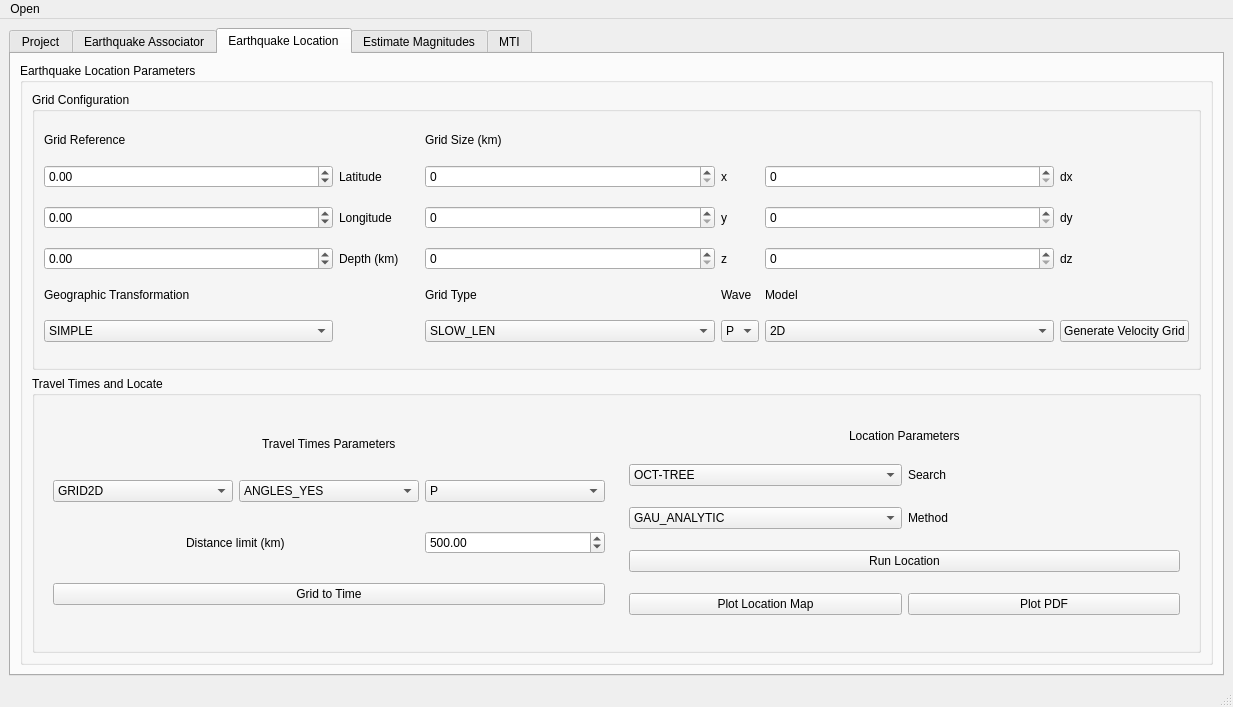
Old version of the form surfquake/resources/designer_uis/loc_flow.ui in the repository rcabdia/SurfQuake.
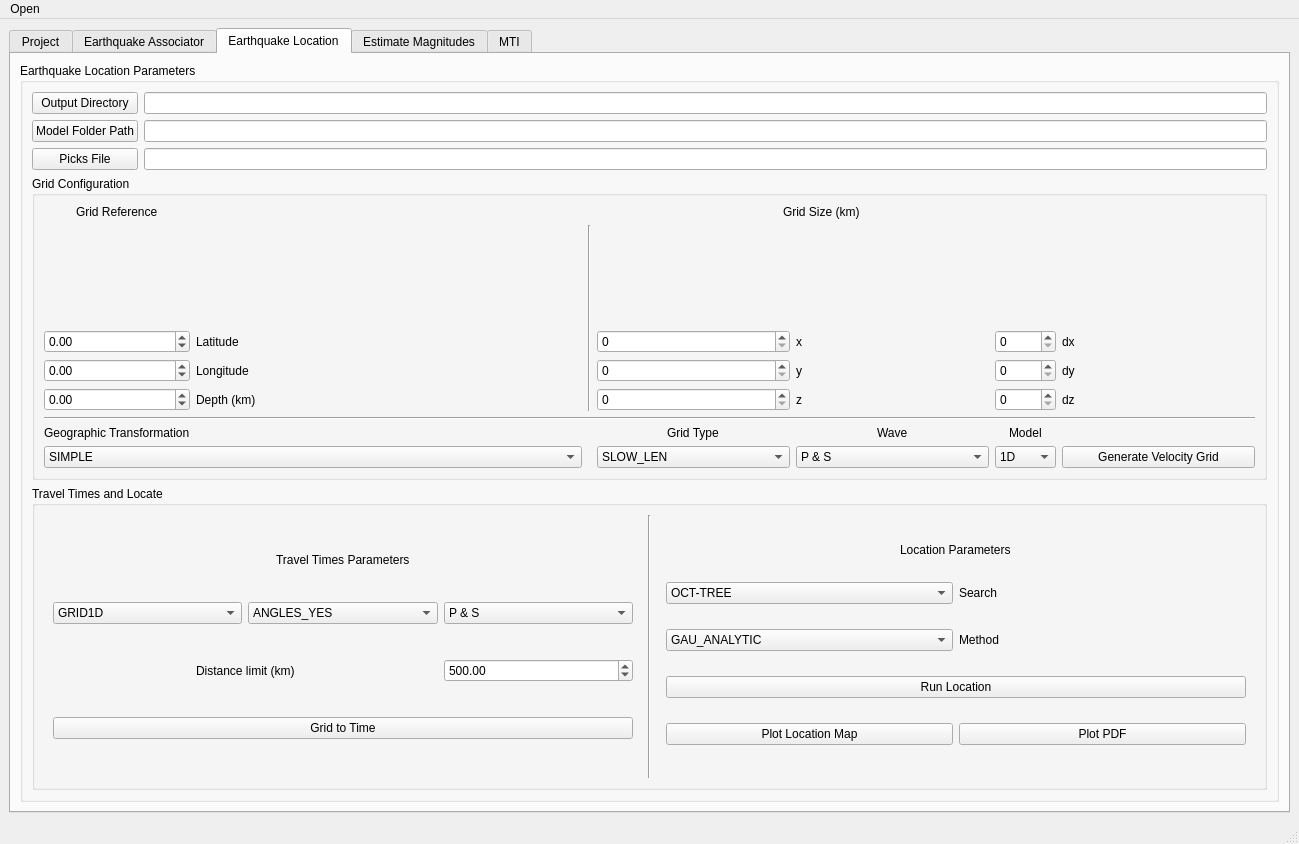
New version of the form. The open tabs and pages were chosen to show the change. Icons and pictures are not drawn.

```diff
--- a/surfquake/resources/designer_uis/loc_flow.ui
+++ b/surfquake/resources/designer_uis/loc_flow.ui
@@ -6,8 +6,8 @@
    <rect>
     <x>0</x>
     <y>0</y>
-    <width>1233</width>
-    <height>707</height>
+    <width>1299</width>
+    <height>844</height>
    </rect>
   </property>
   <property name="windowTitle">
@@ -671,12 +671,85 @@
            <string>Earthquake Location Parameters</string>
           </property>
           <layout class="QVBoxLayout" name="verticalLayout_6">
+           <item>
+            <layout class="QGridLayout" name="gridLayout_23">
+             <property name="sizeConstraint">
+              <enum>QLayout::SetDefaultConstraint</enum>
+             </property>
+             <item row="0" column="1">
+              <widget class="QLineEdit" name="lineEdit_4">
+               <property name="sizePolicy">
+                <sizepolicy hsizetype="Preferred" vsizetype="Fixed">
+                 <horstretch>0</horstretch>
+                 <verstretch>0</verstretch>
+                </sizepolicy>
+               </property>
+              </widget>
+             </item>
+             <item row="0" column="0">
+              <widget class="QPushButton" name="pushButton">
+               <property name="sizePolicy">
+                <sizepolicy hsizetype="Minimum" vsizetype="Fixed">
+                 <horstretch>0</horstretch>
+                 <verstretch>0</verstretch>
+                </sizepolicy>
+               </property>
+               <property name="text">
+                <string>Output Directory</string>
+               </property>
+              </widget>
+             </item>
+             <item row="1" column="0">
+              <widget class="QPushButton" name="modelPathBtn">
+               <property name="text">
+                <string>Model Folder Path</string>
+               </property>
+              </widget>
+             </item>
+             <item row="1" column="1">
+              <widget class="QLineEdit" name="modelLE"/>
+             </item>
+             <item row="2" column="0">
+              <widget class="QPushButton" name="picksBtn">
+               <property name="text">
+                <string>Picks File</string>
+               </property>
+              </widget>
+             </item>
+             <item row="2" column="1">
+              <widget class="QLineEdit" name="picksLE">
+               <property name="sizePolicy">
+                <sizepolicy hsizetype="Preferred" vsizetype="Fixed">
+                 <horstretch>0</horstretch>
+                 <verstretch>0</verstretch>
+                </sizepolicy>
+               </property>
+              </widget>
+             </item>
+            </layout>
+           </item>
            <item>
             <widget class="QGroupBox" name="groupBox_7">
              <property name="title">
               <string>Grid Configuration</string>
              </property>
-             <layout class="QGridLayout" name="gridLayout_12" rowstretch="0,0,0,0,0,0,0">
+             <layout class="QGridLayout" name="gridLayout_12" rowstretch="0,0,0,0,0,0,0,0,0">
+              <item row="7" column="7">
+               <widget class="QPushButton" name="genvelBtn">
+                <property name="sizePolicy">
+                 <sizepolicy hsizetype="MinimumExpanding" vsizetype="Fixed">
+                  <horstretch>0</horstretch>
+                  <verstretch>0</verstretch>
+                 </sizepolicy>
+                </property>
+                <property name="toolTip">
+                 <string>Click to Generate the velocity grid</string>
+                </property>
+                <property name="text">
+                 <string>Generate Velocity Grid</string>
+                </property>
+               </widget>
+              </item>
               <item row="2" column="0">
                <widget class="QDoubleSpinBox" name="gridlatSB">
                 <property name="minimum">
@@ -687,7 +760,7 @@
                 </property>
                </widget>
               </item>
-              <item row="2" column="4">
+              <item row="2" column="5">
                <widget class="QLabel" name="label">
                 <property name="sizePolicy">
                  <sizepolicy hsizetype="Maximum" vsizetype="Preferred">
@@ -700,17 +773,7 @@
                 </property>
                </widget>
               </item>
-              <item row="6" column="6">
-               <widget class="QPushButton" name="genvelBtn">
-                <property name="toolTip">
-                 <string>Click to Generate the velocity grid</string>
-                </property>
-                <property name="text">
-                 <string>Generate Velocity Grid</string>
-                </property>
-               </widget>
-              </item>
-              <item row="4" column="6">
+              <item row="4" column="7">
                <widget class="QLabel" name="label_14">
                 <property name="sizePolicy">
                  <sizepolicy hsizetype="Maximum" vsizetype="Preferred">
@@ -723,7 +786,7 @@
                 </property>
                </widget>
               </item>
-              <item row="5" column="3">
+              <item row="6" column="4" alignment="Qt::AlignHCenter">
                <widget class="QLabel" name="label_18">
                 <property name="sizePolicy">
                  <sizepolicy hsizetype="Preferred" vsizetype="Maximum">
@@ -736,35 +799,21 @@
                 </property>
                </widget>
               </item>
-              <item row="6" column="0">
-               <widget class="QComboBox" name="transCB">
-                <item>
-                 <property name="text">
-                  <string>SIMPLE</string>
-                 </property>
-                </item>
-                <item>
-                 <property name="text">
-                  <string>GLOBAL</string>
-                 </property>
-                </item>
-               </widget>
-              </item>
-              <item row="2" column="5">
+              <item row="2" column="6">
                <widget class="QSpinBox" name="dxsizeSB">
                 <property name="maximum">
                  <number>10000</number>
                 </property>
                </widget>
               </item>
-              <item row="4" column="3">
+              <item row="4" column="4">
                <widget class="QSpinBox" name="znodeSB">
                 <property name="maximum">
                  <number>10000</number>
                 </property>
                </widget>
               </item>
-              <item row="2" column="6">
+              <item row="2" column="7">
                <widget class="QLabel" name="label_10">
                 <property name="sizePolicy">
                  <sizepolicy hsizetype="Maximum" vsizetype="Preferred">
@@ -790,20 +839,7 @@
                 </property>
                </widget>
               </item>
-              <item row="0" column="3">
-               <widget class="QLabel" name="label_5">
-                <property name="sizePolicy">
-                 <sizepolicy hsizetype="Preferred" vsizetype="Maximum">
-                  <horstretch>0</horstretch>
-                  <verstretch>0</verstretch>
-                 </sizepolicy>
-                </property>
-                <property name="text">
-                 <string>Grid Size (km)</string>
-                </property>
-               </widget>
-              </item>
-              <item row="5" column="5">
+              <item row="6" column="6" alignment="Qt::AlignHCenter">
                <widget class="QLabel" name="label_11">
                 <property name="sizePolicy">
                  <sizepolicy hsizetype="Preferred" vsizetype="Maximum">
@@ -816,33 +852,20 @@
                 </property>
                </widget>
               </item>
-              <item row="2" column="3">
+              <item row="2" column="4">
                <widget class="QSpinBox" name="xnodeSB">
                 <property name="maximum">
                  <number>10000</number>
                 </property>
                </widget>
               </item>
-              <item row="3" column="3">
+              <item row="3" column="4">
                <widget class="QSpinBox" name="ynodeSB">
                 <property name="maximum">
                  <number>10000</number>
                 </property>
                </widget>
               </item>
-              <item row="5" column="0">
-               <widget class="QLabel" name="label_2">
-                <property name="sizePolicy">
-                 <sizepolicy hsizetype="Preferred" vsizetype="Maximum">
-                  <horstretch>0</horstretch>
-                  <verstretch>0</verstretch>
-                 </sizepolicy>
-                </property>
-                <property name="text">
-                 <string>Geographic Transformation</string>
-                </property>
-               </widget>
-              </item>
               <item row="3" column="1">
                <widget class="QLabel" name="label_3">
                 <property name="sizePolicy">
@@ -856,8 +879,19 @@
                 </property>
                </widget>
               </item>
-              <item row="6" column="4">
-               <widget class="QComboBox" name="comboBox_wavetype">
+              <item row="7" column="5">
+               <widget class="QComboBox" name="loc_wavetypeCB">
+                <property name="sizePolicy">
+                 <sizepolicy hsizetype="MinimumExpanding" vsizetype="Fixed">
+                  <horstretch>0</horstretch>
+                  <verstretch>0</verstretch>
+                 </sizepolicy>
+                </property>
+                <item>
+                 <property name="text">
+                  <string>P &amp; S</string>
+                 </property>
+                </item>
                 <item>
                  <property name="text">
                   <string>P</string>
@@ -870,7 +904,7 @@
                 </item>
                </widget>
               </item>
-              <item row="5" column="4">
+              <item row="6" column="5" alignment="Qt::AlignHCenter">
                <widget class="QLabel" name="label_19">
                 <property name="sizePolicy">
                  <sizepolicy hsizetype="Preferred" vsizetype="Maximum">
@@ -896,7 +930,7 @@
                 </property>
                </widget>
               </item>
-              <item row="0" column="0">
+              <item row="0" column="0" alignment="Qt::AlignHCenter">
                <widget class="QLabel" name="label_8">
                 <property name="sizePolicy">
                  <sizepolicy hsizetype="Preferred" vsizetype="Maximum">
@@ -919,7 +953,7 @@
                 </property>
                </widget>
               </item>
-              <item row="3" column="4">
+              <item row="3" column="5">
                <widget class="QLabel" name="label_6">
                 <property name="sizePolicy">
                  <sizepolicy hsizetype="Maximum" vsizetype="Preferred">
@@ -932,15 +966,21 @@
                 </property>
                </widget>
               </item>
-              <item row="4" column="5">
+              <item row="4" column="6">
                <widget class="QSpinBox" name="dzsizeSB">
                 <property name="maximum">
                  <number>10000</number>
                 </property>
                </widget>
               </item>
-              <item row="6" column="3">
+              <item row="7" column="4">
                <widget class="QComboBox" name="comboBox_gridtype">
+                <property name="sizePolicy">
+                 <sizepolicy hsizetype="MinimumExpanding" vsizetype="Fixed">
+                  <horstretch>0</horstretch>
+                  <verstretch>0</verstretch>
+                 </sizepolicy>
+                </property>
                 <item>
                  <property name="text">
                   <string>SLOW_LEN</string>
@@ -983,7 +1023,7 @@
                 </property>
                </widget>
               </item>
-              <item row="3" column="6">
+              <item row="3" column="7">
                <widget class="QLabel" name="label_13">
                 <property name="sizePolicy">
                  <sizepolicy hsizetype="Maximum" vsizetype="Preferred">
@@ -996,18 +1036,18 @@
                 </property>
                </widget>
               </item>
-              <item row="3" column="5">
+              <item row="3" column="6">
                <widget class="QSpinBox" name="dysizeSB">
                 <property name="maximum">
                  <number>10000</number>
                 </property>
                </widget>
               </item>
-              <item row="6" column="5">
-               <widget class="QComboBox" name="modelCB">
+              <item row="7" column="6">
+               <widget class="QComboBox" name="loc_modelCB">
                 <item>
                  <property name="text">
-                  <string>2D</string>
+                  <string>1D</string>
                  </property>
                 </item>
                 <item>
@@ -1017,7 +1057,7 @@
                 </item>
                </widget>
               </item>
-              <item row="4" column="4">
+              <item row="4" column="5">
                <widget class="QLabel" name="label_7">
                 <property name="sizePolicy">
                  <sizepolicy hsizetype="Maximum" vsizetype="Preferred">
@@ -1030,8 +1070,34 @@
                 </property>
                </widget>
               </item>
-              <item row="2" column="2">
-               <spacer name="horizontalSpacer">
+              <item row="6" column="0" alignment="Qt::AlignHCenter">
+               <widget class="QLabel" name="label_2">
+                <property name="sizePolicy">
+                 <sizepolicy hsizetype="Preferred" vsizetype="Maximum">
+                  <horstretch>0</horstretch>
+                  <verstretch>0</verstretch>
+                 </sizepolicy>
+                </property>
+                <property name="text">
+                 <string>Geographic Transformation</string>
+                </property>
+               </widget>
+              </item>
+              <item row="0" column="3" colspan="4" alignment="Qt::AlignHCenter">
+               <widget class="QLabel" name="label_5">
+                <property name="sizePolicy">
+                 <sizepolicy hsizetype="Preferred" vsizetype="Maximum">
+                  <horstretch>0</horstretch>
+                  <verstretch>0</verstretch>
+                 </sizepolicy>
+                </property>
+                <property name="text">
+                 <string>Grid Size (km)</string>
+                </property>
+               </widget>
+              </item>
+              <item row="3" column="2">
+               <spacer name="horizontalSpacer_2">
                 <property name="orientation">
                  <enum>Qt::Horizontal</enum>
                 </property>
@@ -1040,12 +1106,40 @@
                 </property>
                 <property name="sizeHint" stdset="0">
                  <size>
-                  <width>20</width>
+                  <width>320</width>
                   <height>20</height>
                  </size>
                 </property>
                </spacer>
               </item>
+              <item row="1" column="3" rowspan="4">
+               <widget class="Line" name="line_4">
+                <property name="orientation">
+                 <enum>Qt::Vertical</enum>
+                </property>
+               </widget>
+              </item>
+              <item row="7" column="0" colspan="3">
+               <widget class="QComboBox" name="transCB">
+                <item>
+                 <property name="text">
+                  <string>SIMPLE</string>
+                 </property>
+                </item>
+                <item>
+                 <property name="text">
+                  <string>GLOBAL</string>
+                 </property>
+                </item>
+               </widget>
+              </item>
+              <item row="5" column="0" colspan="8">
+               <widget class="Line" name="line_5">
+                <property name="orientation">
+                 <enum>Qt::Horizontal</enum>
+                </property>
+               </widget>
+              </item>
              </layout>
             </widget>
            </item>
@@ -1088,7 +1182,7 @@
                   <widget class="QComboBox" name="comboBox_grid">
                    <item>
                     <property name="text">
-                     <string>GRID2D</string>
+                     <string>GRID1D</string>
                     </property>
                    </item>
                    <item>
@@ -1100,6 +1194,11 @@
                  </item>
                  <item row="2" column="2">
                   <widget class="QComboBox" name="comboBox_ttwave">
+                   <item>
+                    <property name="text">
+                     <string>P &amp; S</string>
+                    </property>
+                   </item>
                    <item>
                     <property name="text">
                      <string>P</string>
@@ -1149,41 +1248,41 @@
                 </layout>
                </widget>
               </item>
-              <item row="1" column="1">
+              <item row="1" column="2">
                <widget class="QWidget" name="widget_3" native="true">
                 <layout class="QGridLayout" name="gridLayout_5">
-                 <item row="1" column="0">
-                  <widget class="QComboBox" name="comboBox_3">
-                   <item>
-                    <property name="text">
-                     <string>OCT-TREE</string>
-                    </property>
-                   </item>
-                  </widget>
-                 </item>
-                 <item row="3" column="0" colspan="2">
+                 <item row="6" column="0" colspan="2">
                   <widget class="QPushButton" name="runlocBtn">
                    <property name="text">
                     <string>Run Location</string>
                    </property>
                   </widget>
                  </item>
-                 <item row="4" column="1">
+                 <item row="2" column="0">
+                  <widget class="QComboBox" name="loc_searchCB">
+                   <item>
+                    <property name="text">
+                     <string>OCT-TREE</string>
+                    </property>
+                   </item>
+                  </widget>
+                 </item>
+                 <item row="7" column="1">
                   <widget class="QPushButton" name="plotpdfBtn">
                    <property name="text">
                     <string>Plot PDF</string>
                    </property>
                   </widget>
                  </item>
-                 <item row="1" column="1">
+                 <item row="2" column="1">
                   <widget class="QLabel" name="label_16">
                    <property name="text">
                     <string>Search</string>
                    </property>
                   </widget>
                  </item>
-                 <item row="2" column="0">
-                  <widget class="QComboBox" name="comboBox_4">
+                 <item row="3" column="0">
+                  <widget class="QComboBox" name="loc_methodCB">
                    <item>
                     <property name="text">
                      <string>GAU_ANALYTIC</string>
@@ -1219,14 +1318,14 @@
                    </property>
                   </widget>
                  </item>
-                 <item row="2" column="1">
+                 <item row="3" column="1">
                   <widget class="QLabel" name="label_17">
                    <property name="text">
                     <string>Method</string>
                    </property>
                   </widget>
                  </item>
-                 <item row="4" column="0">
+                 <item row="7" column="0">
                   <widget class="QPushButton" name="plotmapBtn">
                    <property name="text">
                     <string>Plot Location Map</string>
@@ -1236,6 +1335,13 @@
                 </layout>
                </widget>
               </item>
+              <item row="1" column="1">
+               <widget class="Line" name="line_6">
+                <property name="orientation">
+                 <enum>Qt::Vertical</enum>
+                </property>
+               </widget>
+              </item>
              </layout>
             </widget>
            </item>
@@ -2005,7 +2111,7 @@
     <rect>
      <x>0</x>
      <y>0</y>
-     <width>1233</width>
+     <width>1299</width>
      <height>24</height>
     </rect>
    </property>
```
Left out of the diff: 16 changed lines with no effect on the pictures.
